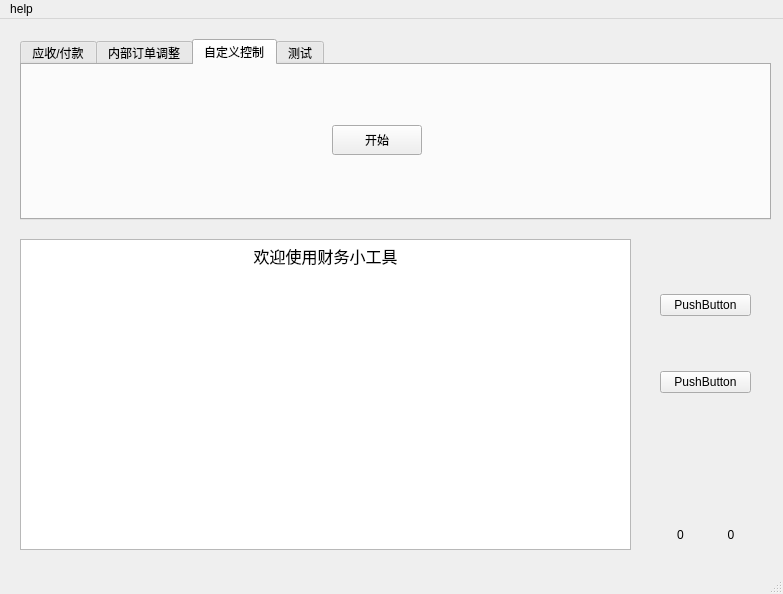
The window that financial.ui (chenzhipeng-hqu/python) describes before a commit, drawn with Qt 5.
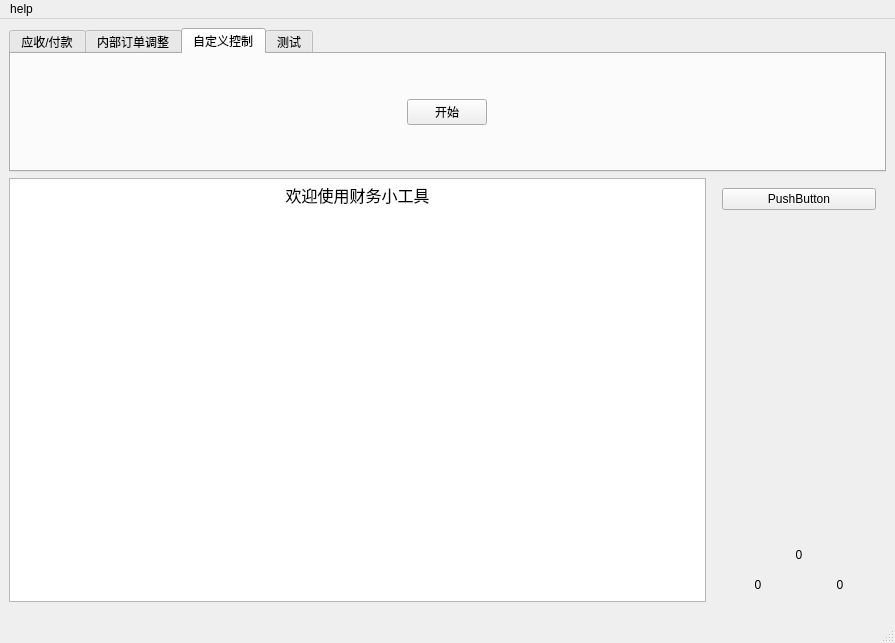
The same window after the commit. The open tabs and pages were chosen to show the change.

Commit message:
[feature][FinancialTools][ui] add screen size
[what] 添加屏幕大小, 修改ui大小随外框调整
[why]null
[how]null

Patch:
```diff
--- a/financial.ui
+++ b/financial.ui
@@ -6,24 +6,28 @@
    <rect>
     <x>0</x>
     <y>0</y>
-    <width>783</width>
-    <height>594</height>
+    <width>895</width>
+    <height>643</height>
    </rect>
   </property>
   <property name="windowTitle">
    <string>MainWindow</string>
   </property>
   <widget class="QWidget" name="centralwidget">
-   <widget class="QWidget" name="verticalLayoutWidget">
-    <property name="geometry">
-     <rect>
-      <x>650</x>
-      <y>220</y>
-      <width>111</width>
-      <height>211</height>
-     </rect>
-    </property>
-    <layout class="QVBoxLayout" name="verticalLayout" stretch="0,10">
+   <property name="sizePolicy">
+    <sizepolicy hsizetype="Fixed" vsizetype="Fixed">
+     <horstretch>0</horstretch>
+     <verstretch>0</verstretch>
+    </sizepolicy>
+   </property>
+   <layout class="QGridLayout" name="gridLayout_2">
+    <item row="0" column="0">
+     <layout class="QGridLayout" name="gridLayout" rowstretch="3,7,7,0" columnstretch="4,1" rowminimumheight="4,1,1,0" columnminimumwidth="4,1">
+      <property name="sizeConstraint">
+       <enum>QLayout::SetMinimumSize</enum>
+      </property>
+      <item row="1" column="1">
+       <layout class="QVBoxLayout" name="verticalLayout" stretch="0">
      <property name="spacing">
       <number>10</number>
      </property>
@@ -42,98 +46,82 @@
      <property name="bottomMargin">
       <number>10</number>
      </property>
-     <item>
-      <widget class="QPushButton" name="merge_other_payables_pushButton">
-       <property name="text">
-        <string>PushButton</string>
-       </property>
-      </widget>
-     </item>
      <item>
       <widget class="QPushButton" name="pushButton">
+          <property name="sizePolicy">
+           <sizepolicy hsizetype="Ignored" vsizetype="Maximum">
+            <horstretch>0</horstretch>
+            <verstretch>0</verstretch>
+           </sizepolicy>
+          </property>
        <property name="text">
         <string>PushButton</string>
        </property>
       </widget>
      </item>
     </layout>
-   </widget>
+      </item>
+      <item row="3" column="1">
+       <layout class="QHBoxLayout" name="mouse_horizontalLayout" stretch="10,10">
+        <property name="spacing">
+         <number>10</number>
+        </property>
+        <property name="leftMargin">
+         <number>10</number>
+        </property>
+        <property name="topMargin">
+         <number>10</number>
+        </property>
+        <property name="rightMargin">
+         <number>10</number>
+        </property>
+        <property name="bottomMargin">
+         <number>10</number>
+        </property>
+        <item>
+         <widget class="QLabel" name="x_label">
+          <property name="layoutDirection">
+           <enum>Qt::LeftToRight</enum>
+          </property>
+          <property name="text">
+           <string>0</string>
+          </property>
+          <property name="alignment">
+           <set>Qt::AlignCenter</set>
+          </property>
+         </widget>
+        </item>
+        <item>
+         <widget class="QLabel" name="y_label">
+          <property name="text">
+           <string>0</string>
+          </property>
+          <property name="alignment">
+           <set>Qt::AlignCenter</set>
+          </property>
+         </widget>
+        </item>
+       </layout>
+      </item>
+      <item row="1" column="0" rowspan="3">
    <widget class="QTextBrowser" name="textBrowser">
-    <property name="geometry">
-     <rect>
-      <x>20</x>
-      <y>220</y>
-      <width>611</width>
-      <height>311</height>
-     </rect>
-    </property>
     <property name="html">
      <string>&lt;!DOCTYPE HTML PUBLIC &quot;-//W3C//DTD HTML 4.0//EN&quot; &quot;http://www.w3.org/TR/REC-html40/strict.dtd&quot;&gt;
 &lt;html&gt;&lt;head&gt;&lt;meta name=&quot;qrichtext&quot; content=&quot;1&quot; /&gt;&lt;style type=&quot;text/css&quot;&gt;
 p, li { white-space: pre-wrap; }
-&lt;/style&gt;&lt;/head&gt;&lt;body style=&quot; font-family:'SimSun'; font-size:9pt; font-weight:400; font-style:normal;&quot;&gt;
-&lt;p align=&quot;center&quot; style=&quot; margin-top:0px; margin-bottom:0px; margin-left:0px; margin-right:0px; -qt-block-indent:0; text-indent:0px;&quot;&gt;&lt;span style=&quot; font-size:12pt;&quot;&gt;欢迎使用财务小工具&lt;/span&gt;&lt;/p&gt;
-&lt;p style=&quot;-qt-paragraph-type:empty; margin-top:0px; margin-bottom:0px; margin-left:0px; margin-right:0px; -qt-block-indent:0; text-indent:0px; font-size:12pt;&quot;&gt;&lt;br /&gt;&lt;/p&gt;&lt;/body&gt;&lt;/html&gt;</string>
-    </property>
-   </widget>
-   <widget class="QWidget" name="layoutWidget">
-    <property name="geometry">
-     <rect>
-      <x>650</x>
-      <y>500</y>
-      <width>111</width>
-      <height>32</height>
-     </rect>
-    </property>
-    <layout class="QHBoxLayout" name="mouse_horizontalLayout" stretch="10,10">
-     <property name="spacing">
-      <number>10</number>
-     </property>
-     <property name="leftMargin">
-      <number>10</number>
-     </property>
-     <property name="topMargin">
-      <number>10</number>
-     </property>
-     <property name="rightMargin">
-      <number>10</number>
-     </property>
-     <property name="bottomMargin">
-      <number>10</number>
-     </property>
-     <item>
-      <widget class="QLabel" name="x_label">
-       <property name="layoutDirection">
-        <enum>Qt::LeftToRight</enum>
-       </property>
-       <property name="text">
-        <string>0</string>
-       </property>
-       <property name="alignment">
-        <set>Qt::AlignCenter</set>
-       </property>
-      </widget>
-     </item>
-     <item>
-      <widget class="QLabel" name="y_label">
-       <property name="text">
-        <string>0</string>
-       </property>
-       <property name="alignment">
-        <set>Qt::AlignCenter</set>
-       </property>
-      </widget>
-     </item>
-    </layout>
-   </widget>
+&lt;/style&gt;&lt;/head&gt;&lt;body style=&quot; font-family:'Sans Serif'; font-size:9pt; font-weight:400; font-style:normal;&quot;&gt;
+&lt;p align=&quot;center&quot; style=&quot; margin-top:0px; margin-bottom:0px; margin-left:0px; margin-right:0px; -qt-block-indent:0; text-indent:0px;&quot;&gt;&lt;span style=&quot; font-family:'SimSun'; font-size:12pt;&quot;&gt;欢迎使用财务小工具&lt;/span&gt;&lt;/p&gt;
+&lt;p style=&quot;-qt-paragraph-type:empty; margin-top:0px; margin-bottom:0px; margin-left:0px; margin-right:0px; -qt-block-indent:0; text-indent:0px; font-family:'SimSun'; font-size:12pt;&quot;&gt;&lt;br /&gt;&lt;/p&gt;&lt;/body&gt;&lt;/html&gt;</string>
+        </property>
+       </widget>
+      </item>
+      <item row="0" column="0" colspan="2">
    <widget class="QTabWidget" name="tabWidget">
-    <property name="geometry">
-     <rect>
-      <x>20</x>
-      <y>20</y>
-      <width>751</width>
-      <height>181</height>
-     </rect>
+        <property name="sizePolicy">
+         <sizepolicy hsizetype="Preferred" vsizetype="Preferred">
+          <horstretch>0</horstretch>
+          <verstretch>0</verstretch>
+         </sizepolicy>
     </property>
     <property name="currentIndex">
      <number>2</number>
@@ -397,19 +385,21 @@
      <attribute name="title">
       <string>自定义控制</string>
      </attribute>
+         <layout class="QGridLayout" name="gridLayout_5">
+          <item row="0" column="0">
      <widget class="QPushButton" name="cust_ctrl_pushButton">
-      <property name="geometry">
-       <rect>
-        <x>310</x>
-        <y>60</y>
-        <width>90</width>
-        <height>30</height>
-       </rect>
+            <property name="sizePolicy">
+             <sizepolicy hsizetype="Fixed" vsizetype="Fixed">
+              <horstretch>0</horstretch>
+              <verstretch>0</verstretch>
+             </sizepolicy>
       </property>
       <property name="text">
        <string>开始</string>
       </property>
      </widget>
+          </item>
+         </layout>
     </widget>
     <widget class="QWidget" name="test_tab">
      <attribute name="title">
@@ -417,14 +407,31 @@
      </attribute>
     </widget>
    </widget>
+      </item>
+      <item row="2" column="1">
+       <widget class="QLabel" name="size_label">
+        <property name="layoutDirection">
+         <enum>Qt::LeftToRight</enum>
+        </property>
+        <property name="text">
+         <string>0</string>
+        </property>
+        <property name="alignment">
+         <set>Qt::AlignBottom|Qt::AlignHCenter</set>
+        </property>
+       </widget>
+      </item>
+     </layout>
+    </item>
+   </layout>
   </widget>
   <widget class="QMenuBar" name="menubar">
    <property name="geometry">
     <rect>
      <x>0</x>
      <y>0</y>
-     <width>783</width>
-     <height>23</height>
+     <width>895</width>
+     <height>28</height>
     </rect>
    </property>
    <widget class="QMenu" name="menu">
```
Left out of the diff: 32 changed lines with no effect on the pictures. Lines whose indentation alone changed are shown as unchanged. The commit also changes 4 other files.
